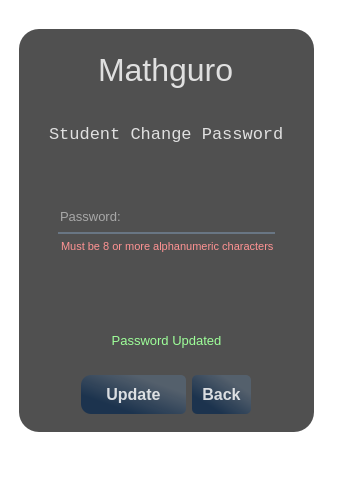
This is data/updateInfo.ui in pat-gallardo/PreCalGuro as Qt 5 draws it before an edit. The edited form follows.
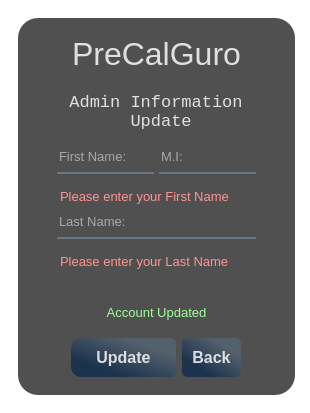
This is the edited form. The open tabs and pages were chosen to show the change. Icons and pictures are not drawn.

Commit message: add pdf viewer and admin side

What changed in the file:
```diff
--- a/data/updateInfo.ui
+++ b/data/updateInfo.ui
@@ -6,8 +6,8 @@
    <rect>
     <x>0</x>
     <y>0</y>
-    <width>340</width>
-    <height>484</height>
+    <width>310</width>
+    <height>413</height>
    </rect>
   </property>
   <property name="windowTitle">
@@ -30,17 +30,17 @@
 background-color:rgba(0,0,0,175);
 border-radius: 20px;
 }
-#label,#label_2,#label_5,#label_6,#label_7,#label_8,#label_9,#label_10{
+#label,#label_2,#label_5,#label_6,#label_7,#label_8,#label_9,#label_10,#label_11,#label_16{
 color: rgba(255, 255, 255,210);
 }
-#updStudFirst_lineEdit,#updStudMiddle_lineEdit,#updStudLast_lineEdit,#updStudSchool_lineEdit,#updTeachFirst_lineEdit,#updTeachMiddle_lineEdit,#updTeachLast_lineEdit,#updTeachSchool_lineEdit,#updStudPass_lineEdit,#updTeachPass_lineEdit{
+#updStudFirst_lineEdit,#updStudMiddle_lineEdit,#updStudLast_lineEdit,#updTeachFirst_lineEdit,#updTeachMiddle_lineEdit,#updTeachLast_lineEdit,#updAdminFirst_lineEdit,#updAdminMiddle_lineEdit,#updAdminLast_lineEdit{
 background-color:rgba(0,0,0,0);
 border:none;
 border-bottom:2px solid rgba(105, 118, 132, 255);
 color: rgb(255, 255, 255);
 padding-bottom:7px
 }
-QPushButton#updateStudButton,#backButton,#updateTeachButton,#backButton_5,#updateStudPassButton,#backButton_3,#updateTeachPassButton,#backButton_4{
+QPushButton#updateStudButton,#backButton,#updateTeachButton,#backButton_5,#updateStudPassButton,#backButton_3,#updateTeachPassButton,#backButton_4,#updateAdminButton,#backAdminButton{
 	background-color: qlineargradient(spread:pad, x1:0.505682, y1:0.989, x2:1, y2:0.477, stop:0 rgba(20, 47, 78, 219), stop:1 rgba(85, 98, 112, 226));
 	color:rgba();
 	color:rgba(255,255,255,210);
@@ -58,10 +58,10 @@
   <widget class="QWidget" name="widget" native="true">
    <property name="geometry">
     <rect>
-     <x>10</x>
-     <y>20</y>
-     <width>313</width>
-     <height>421</height>
+     <x>9</x>
+     <y>9</y>
+     <width>295</width>
+     <height>395</height>
     </rect>
    </property>
    <layout class="QVBoxLayout" name="verticalLayout">
@@ -1182,8 +1182,8 @@
            </item>
           </layout>
          </widget>
-         <widget class="QWidget" name="page_7">
-          <layout class="QVBoxLayout" name="verticalLayout_50">
+         <widget class="QWidget" name="page_5">
+          <layout class="QVBoxLayout" name="verticalLayout_9">
            <property name="spacing">
             <number>0</number>
            </property>
@@ -1200,7 +1200,7 @@
             <number>0</number>
            </property>
            <item>
-            <widget class="QFrame" name="frame_9">
+            <widget class="QFrame" name="frame_6">
              <property name="frameShape">
               <enum>QFrame::StyledPanel</enum>
              </property>
@@ -1224,16 +1224,16 @@
                <number>0</number>
               </property>
               <item>
-               <widget class="QFrame" name="frame_10">
+               <widget class="QFrame" name="frame_20">
                 <property name="frameShape">
                  <enum>QFrame::StyledPanel</enum>
                 </property>
                 <property name="frameShadow">
                  <enum>QFrame::Raised</enum>
                 </property>
-                <layout class="QVBoxLayout" name="verticalLayout_9">
+                <layout class="QVBoxLayout" name="verticalLayout_64">
                  <property name="spacing">
-                  <number>0</number>
+                  <number>6</number>
                  </property>
                  <property name="leftMargin">
                   <number>0</number>
@@ -1248,19 +1248,19 @@
                   <number>0</number>
                  </property>
                  <item alignment="Qt::AlignHCenter">
-                  <widget class="QLabel" name="label_5">
+                  <widget class="QLabel" name="label_11">
                    <property name="font">
                     <font>
                      <pointsize>24</pointsize>
                     </font>
                    </property>
                    <property name="text">
-                    <string>Mathguro</string>
+                    <string>PreCalGuro</string>
                    </property>
                   </widget>
                  </item>
                  <item alignment="Qt::AlignHCenter">
-                  <widget class="QLabel" name="label_6">
+                  <widget class="QLabel" name="label_16">
                    <property name="font">
                     <font>
                      <family>Consolas</family>
@@ -1268,7 +1268,11 @@
                     </font>
                    </property>
                    <property name="text">
-                    <string>Student Change Password</string>
+                    <string>Admin Information
+ Update</string>
+                   </property>
+                   <property name="alignment">
+                    <set>Qt::AlignCenter</set>
                    </property>
                   </widget>
                  </item>
@@ -1276,7 +1280,7 @@
                </widget>
               </item>
               <item>
-               <widget class="QFrame" name="frame_11">
+               <widget class="QFrame" name="frame_21">
                 <property name="frameShape">
                  <enum>QFrame::StyledPanel</enum>
                 </property>
@@ -1285,130 +1289,13 @@
                 </property>
                 <layout class="QVBoxLayout" name="verticalLayout_22">
                  <property name="spacing">
-                  <number>0</number>
+                  <number>6</number>
                  </property>
                  <property name="leftMargin">
                   <number>0</number>
                  </property>
                  <property name="topMargin">
-                  <number>0</number>
-                 </property>
-                 <property name="rightMargin">
-                  <number>0</number>
-                 </property>
-                 <property name="bottomMargin">
-                  <number>0</number>
-                 </property>
-                 <item alignment="Qt::AlignVCenter">
-                  <widget class="QWidget" name="widget_10" native="true">
-                   <layout class="QVBoxLayout" name="verticalLayout_40">
-                    <property name="spacing">
-                     <number>6</number>
-                    </property>
-                    <property name="leftMargin">
-                     <number>0</number>
-                    </property>
-                    <property name="topMargin">
-                     <number>0</number>
-                    </property>
-                    <property name="rightMargin">
-                     <number>0</number>
-                    </property>
-                    <property name="bottomMargin">
-                     <number>0</number>
-                    </property>
-                    <item>
-                     <widget class="QLineEdit" name="updStudPass_lineEdit">
-                      <property name="font">
-                       <font>
-                        <pointsize>10</pointsize>
-                       </font>
-                      </property>
-                      <property name="toolTip">
-                       <string>Required*</string>
-                      </property>
-                      <property name="styleSheet">
-                       <string notr="true">margin-left: 30px;
-margin-right: 30px;</string>
-                      </property>
-                      <property name="text">
-                       <string/>
-                      </property>
-                      <property name="echoMode">
-                       <enum>QLineEdit::Password</enum>
-                      </property>
-                      <property name="placeholderText">
-                       <string>Password:</string>
-                      </property>
-                     </widget>
-                    </item>
-                    <item>
-                     <widget class="QWidget" name="studWarnPassContainer" native="true">
-                      <property name="styleSheet">
-                       <string notr="true">margin-left:30px;
-margin-right:30px;</string>
-                      </property>
-                      <layout class="QVBoxLayout" name="verticalLayout_43">
-                       <property name="spacing">
-                        <number>6</number>
-                       </property>
-                       <property name="leftMargin">
-                        <number>0</number>
-                       </property>
-                       <property name="topMargin">
-                        <number>0</number>
-                       </property>
-                       <property name="rightMargin">
-                        <number>0</number>
-                       </property>
-                       <property name="bottomMargin">
-                        <number>0</number>
-                       </property>
-                       <item>
-                        <widget class="QLabel" name="label_24">
-                         <property name="font">
-                          <font>
-                           <family>MS Shell Dlg 2</family>
-                           <pointsize>10</pointsize>
-                          </font>
-                         </property>
-                         <property name="text">
-                          <string>&lt;html&gt;&lt;head/&gt;&lt;body&gt;&lt;p&gt;&lt;span style=&quot; font-size:8pt; color:#ff9393;&quot;&gt;Must be 8 or more alphanumeric characters&lt;/span&gt;&lt;/p&gt;&lt;/body&gt;&lt;/html&gt;</string>
-                         </property>
-                         <property name="textFormat">
-                          <enum>Qt::RichText</enum>
-                         </property>
-                         <property name="alignment">
-                          <set>Qt::AlignLeading|Qt::AlignLeft|Qt::AlignVCenter</set>
-                         </property>
-                        </widget>
-                       </item>
-                      </layout>
-                     </widget>
-                    </item>
-                   </layout>
-                  </widget>
-                 </item>
-                </layout>
-               </widget>
-              </item>
-              <item alignment="Qt::AlignBottom">
-               <widget class="QFrame" name="frame_12">
-                <property name="frameShape">
-                 <enum>QFrame::StyledPanel</enum>
-                </property>
-                <property name="frameShadow">
-                 <enum>QFrame::Raised</enum>
-                </property>
-                <layout class="QVBoxLayout" name="verticalLayout_46">
-                 <property name="spacing">
-                  <number>0</number>
-                 </property>
-                 <property name="leftMargin">
-                  <number>0</number>
-                 </property>
-                 <property name="topMargin">
-                  <number>0</number>
+                  <number>10</number>
                  </property>
                  <property name="rightMargin">
                   <number>0</number>
@@ -1417,236 +1304,11 @@
                   <number>0</number>
                  </property>
                  <item>
-                  <widget class="QWidget" name="studChangeContainer" native="true">
-                   <layout class="QVBoxLayout" name="verticalLayout_47">
-                    <item>
-                     <widget class="QStackedWidget" name="studChangeSubContainer">
-                      <property name="currentIndex">
-                       <number>1</number>
-                      </property>
-                      <widget class="QWidget" name="page_8">
-                       <layout class="QVBoxLayout" name="verticalLayout_48">
-                        <item>
-                         <widget class="QLabel" name="label_25">
-                          <property name="font">
-                           <font>
-                            <family>MS Shell Dlg 2</family>
-                            <pointsize>10</pointsize>
-                           </font>
-                          </property>
-                          <property name="text">
-                           <string>&lt;html&gt;&lt;head/&gt;&lt;body&gt;&lt;p&gt;&lt;span style=&quot; color:#ff9393;&quot;&gt;Please enter the required information&lt;/span&gt;&lt;/p&gt;&lt;/body&gt;&lt;/html&gt;</string>
-                          </property>
-                          <property name="textFormat">
-                           <enum>Qt::RichText</enum>
-                          </property>
-                          <property name="alignment">
-                           <set>Qt::AlignCenter</set>
-                          </property>
-                         </widget>
-                        </item>
-                       </layout>
-                      </widget>
-                      <widget class="QWidget" name="page_9">
-                       <layout class="QVBoxLayout" name="verticalLayout_49">
-                        <item>
-                         <widget class="QLabel" name="label_26">
-                          <property name="font">
-                           <font>
-                            <family>MS Shell Dlg 2</family>
-                            <pointsize>10</pointsize>
-                           </font>
-                          </property>
-                          <property name="text">
-                           <string>&lt;html&gt;&lt;head/&gt;&lt;body&gt;&lt;p&gt;&lt;span style=&quot; color:#9eff99;&quot;&gt;Password Updated&lt;/span&gt;&lt;/p&gt;&lt;/body&gt;&lt;/html&gt;</string>
-                          </property>
-                          <property name="textFormat">
-                           <enum>Qt::RichText</enum>
-                          </property>
-                          <property name="alignment">
-                           <set>Qt::AlignCenter</set>
-                          </property>
-                         </widget>
-                        </item>
-                       </layout>
-                      </widget>
-                     </widget>
-                    </item>
-                   </layout>
-                  </widget>
-                 </item>
-                 <item alignment="Qt::AlignHCenter">
-                  <widget class="QWidget" name="widget_32" native="true">
-                   <layout class="QHBoxLayout" name="horizontalLayout_6">
-                    <item>
-                     <widget class="QPushButton" name="updateStudPassButton">
-                      <property name="font">
-                       <font>
-                        <pointsize>12</pointsize>
-                        <weight>75</weight>
-                        <bold>true</bold>
-                       </font>
-                      </property>
-                      <property name="styleSheet">
-                       <string notr="true">	padding: 10px 25px;
-	border-top-left-radius: 10px;
-	border-bottom-left-radius: 10px;</string>
-                      </property>
-                      <property name="text">
-                       <string>Update</string>
-                      </property>
-                     </widget>
-                    </item>
-                    <item>
-                     <widget class="QPushButton" name="backButton_3">
-                      <property name="font">
-                       <font>
-                        <pointsize>12</pointsize>
-                        <weight>75</weight>
-                        <bold>true</bold>
-                       </font>
-                      </property>
-                      <property name="styleSheet">
-                       <string notr="true">	padding: 10px 10px;
-
-</string>
-                      </property>
-                      <property name="text">
-                       <string>Back</string>
-                      </property>
-                     </widget>
-                    </item>
-                   </layout>
-                  </widget>
-                 </item>
-                </layout>
-               </widget>
-              </item>
-             </layout>
-            </widget>
-           </item>
-          </layout>
-         </widget>
-         <widget class="QWidget" name="page_10">
-          <layout class="QVBoxLayout" name="verticalLayout_45">
-           <property name="spacing">
-            <number>0</number>
-           </property>
-           <property name="leftMargin">
-            <number>0</number>
-           </property>
-           <property name="topMargin">
-            <number>0</number>
-           </property>
-           <property name="rightMargin">
-            <number>0</number>
-           </property>
-           <property name="bottomMargin">
-            <number>0</number>
-           </property>
-           <item>
-            <widget class="QFrame" name="frame_13">
-             <property name="frameShape">
-              <enum>QFrame::StyledPanel</enum>
-             </property>
-             <property name="frameShadow">
-              <enum>QFrame::Raised</enum>
-             </property>
-             <layout class="QVBoxLayout" name="verticalLayout_24">
-              <property name="spacing">
-               <number>0</number>
-              </property>
-              <property name="leftMargin">
-               <number>0</number>
-              </property>
-              <property name="topMargin">
-               <number>0</number>
-              </property>
-              <property name="rightMargin">
-               <number>0</number>
-              </property>
-              <property name="bottomMargin">
-               <number>0</number>
-              </property>
-              <item>
-               <widget class="QFrame" name="frame_14">
-                <property name="frameShape">
-                 <enum>QFrame::StyledPanel</enum>
-                </property>
-                <property name="frameShadow">
-                 <enum>QFrame::Raised</enum>
-                </property>
-                <layout class="QVBoxLayout" name="verticalLayout_39">
-                 <property name="spacing">
-                  <number>0</number>
-                 </property>
-                 <property name="leftMargin">
-                  <number>0</number>
-                 </property>
-                 <property name="topMargin">
-                  <number>0</number>
-                 </property>
-                 <property name="rightMargin">
-                  <number>0</number>
-                 </property>
-                 <property name="bottomMargin">
-                  <number>0</number>
-                 </property>
-                 <item alignment="Qt::AlignHCenter">
-                  <widget class="QLabel" name="label_7">
-                   <property name="font">
-                    <font>
-                     <pointsize>24</pointsize>
-                    </font>
-                   </property>
-                   <property name="text">
-                    <string>Mathguro</string>
-                   </property>
-                  </widget>
-                 </item>
-                 <item alignment="Qt::AlignHCenter">
-                  <widget class="QLabel" name="label_8">
-                   <property name="font">
-                    <font>
-                     <family>Consolas</family>
-                     <pointsize>13</pointsize>
-                    </font>
-                   </property>
-                   <property name="text">
-                    <string>Teacher Change Password</string>
-                   </property>
-                  </widget>
-                 </item>
-                </layout>
-               </widget>
-              </item>
-              <item>
-               <widget class="QFrame" name="frame_15">
-                <property name="frameShape">
-                 <enum>QFrame::StyledPanel</enum>
-                </property>
-                <property name="frameShadow">
-                 <enum>QFrame::Raised</enum>
-                </property>
-                <layout class="QVBoxLayout" name="verticalLayout_41">
-                 <property name="spacing">
-                  <number>0</number>
-                 </property>
-                 <property name="leftMargin">
-                  <number>0</number>
-                 </property>
-                 <property name="topMargin">
-                  <number>0</number>
-                 </property>
-                 <property name="rightMargin">
-                  <number>0</number>
-                 </property>
-                 <property name="bottomMargin">
-                  <number>0</number>
-                 </property>
-                 <item alignment="Qt::AlignVCenter">
                   <widget class="QWidget" name="widget_25" native="true">
-                   <layout class="QVBoxLayout" name="verticalLayout_42">
+                   <layout class="QHBoxLayout" name="horizontalLayout_6">
+                    <property name="spacing">
+                     <number>5</number>
+                    </property>
                     <property name="leftMargin">
                      <number>0</number>
                     </property>
@@ -1660,39 +1322,119 @@
                      <number>0</number>
                     </property>
                     <item>
-                     <widget class="QLineEdit" name="updTeachPass_lineEdit">
-                      <property name="font">
-                       <font>
-                        <pointsize>10</pointsize>
-                       </font>
-                      </property>
-                      <property name="toolTip">
-                       <string>Required*</string>
-                      </property>
-                      <property name="styleSheet">
-                       <string notr="true">margin-left: 30px;
-margin-right: 30px;</string>
-                      </property>
-                      <property name="text">
-                       <string/>
-                      </property>
-                      <property name="echoMode">
-                       <enum>QLineEdit::Password</enum>
-                      </property>
-                      <property name="placeholderText">
-                       <string>Password:</string>
-                      </property>
+                     <widget class="QWidget" name="widget_26" native="true">
+                      <layout class="QVBoxLayout" name="verticalLayout_71">
+                       <property name="spacing">
+                        <number>0</number>
+                       </property>
+                       <property name="leftMargin">
+                        <number>30</number>
+                       </property>
+                       <property name="topMargin">
+                        <number>0</number>
+                       </property>
+                       <property name="rightMargin">
+                        <number>0</number>
+                       </property>
+                       <property name="bottomMargin">
+                        <number>0</number>
+                       </property>
+                       <item>
+                        <widget class="QLineEdit" name="updAdminFirst_lineEdit">
+                         <property name="font">
+                          <font>
+                           <pointsize>10</pointsize>
+                          </font>
+                         </property>
+                         <property name="toolTip">
+                          <string>Required*</string>
+                         </property>
+                         <property name="styleSheet">
+                          <string notr="true"/>
+                         </property>
+                         <property name="text">
+                          <string/>
+                         </property>
+                         <property name="placeholderText">
+                          <string>First Name:</string>
+                         </property>
+                        </widget>
+                       </item>
+                      </layout>
                      </widget>
                     </item>
                     <item>
-                     <widget class="QWidget" name="teachWarnPassContainer" native="true">
+                     <widget class="QWidget" name="widget_27" native="true">
+                      <layout class="QVBoxLayout" name="verticalLayout_72">
+                       <property name="spacing">
+                        <number>0</number>
+                       </property>
+                       <property name="leftMargin">
+                        <number>0</number>
+                       </property>
+                       <property name="topMargin">
+                        <number>0</number>
+                       </property>
+                       <property name="rightMargin">
+                        <number>30</number>
+                       </property>
+                       <property name="bottomMargin">
+                        <number>0</number>
+                       </property>
+                       <item>
+                        <widget class="QLineEdit" name="updAdminMiddle_lineEdit">
+                         <property name="font">
+                          <font>
+                           <pointsize>10</pointsize>
+                          </font>
+                         </property>
+                         <property name="toolTip">
+                          <string>Required*</string>
+                         </property>
+                         <property name="styleSheet">
+                          <string notr="true"/>
+                         </property>
+                         <property name="text">
+                          <string/>
+                         </property>
+                         <property name="placeholderText">
+                          <string>M.I:</string>
+                         </property>
+                        </widget>
+                       </item>
+                      </layout>
+                     </widget>
+                    </item>
+                   </layout>
+                  </widget>
+                 </item>
+                 <item>
+                  <widget class="QWidget" name="widget_28" native="true">
+                   <layout class="QVBoxLayout" name="verticalLayout_73">
+                    <property name="spacing">
+                     <number>6</number>
+                    </property>
+                    <property name="leftMargin">
+                     <number>0</number>
+                    </property>
+                    <property name="topMargin">
+                     <number>0</number>
+                    </property>
+                    <property name="rightMargin">
+                     <number>0</number>
+                    </property>
+                    <property name="bottomMargin">
+                     <number>0</number>
+                    </property>
+                    <item>
+                     <widget class="QWidget" name="widget_29" native="true">
                       <property name="styleSheet">
                        <string notr="true">margin-left:30px;
 margin-right:30px;</string>
                       </property>
-                      <layout class="QVBoxLayout" name="verticalLayout_44">
+                      <layout class="QVBoxLayout" name="verticalLayout_74">
                        <property name="spacing">
-                        <number>6</number>
+                        <number>0</number>
                        </property>
                        <property name="leftMargin">
                         <number>0</number>
@@ -1707,7 +1449,44 @@
                         <number>0</number>
                        </property>
                        <item>
-                        <widget class="QLabel" name="label_27">
+                        <widget class="QWidget" name="adminWarnFirstContainer" native="true">
+                         <layout class="QVBoxLayout" name="verticalLayout_75">
+                          <property name="spacing">
+                           <number>6</number>
+                          </property>
+                          <property name="leftMargin">
+                           <number>0</number>
+                          </property>
+                          <property name="topMargin">
+                           <number>9</number>
+                          </property>
+                          <property name="bottomMargin">
+                           <number>9</number>
+                          </property>
+                          <item>
+                           <widget class="QLabel" name="label_24">
+                            <property name="font">
+                             <font>
+                              <family>MS Shell Dlg 2</family>
+                              <pointsize>10</pointsize>
+                             </font>
+                            </property>
+                            <property name="text">
+                             <string>&lt;html&gt;&lt;head/&gt;&lt;body&gt;&lt;p&gt;&lt;span style=&quot; color:#ff9393;&quot;&gt;Please enter your First Name&lt;/span&gt;&lt;/p&gt;&lt;/body&gt;&lt;/html&gt;</string>
+                            </property>
+                            <property name="textFormat">
+                             <enum>Qt::RichText</enum>
+                            </property>
+                            <property name="alignment">
+                             <set>Qt::AlignLeading|Qt::AlignLeft|Qt::AlignVCenter</set>
+                            </property>
+                           </widget>
+                          </item>
+                         </layout>
+                        </widget>
+                       </item>
+                       <item>
+                        <widget class="QLineEdit" name="updAdminLast_lineEdit">
                          <property name="font">
                           <font>
                            <family>MS Shell Dlg 2</family>
@@ -1717,12 +1496,77 @@
                          <property name="text">
                           <string>&lt;html&gt;&lt;head/&gt;&lt;body&gt;&lt;p&gt;&lt;span style=&quot; font-size:8pt; color:#ff9393;&quot;&gt;Must be 8 or more alphanumeric characters&lt;/span&gt;&lt;/p&gt;&lt;/body&gt;&lt;/html&gt;</string>
                          </property>
-                         <property name="textFormat">
-                          <enum>Qt::RichText</enum>
+                         <property name="styleSheet">
+                          <string notr="true"/>
                          </property>
-                         <property name="alignment">
-                          <set>Qt::AlignLeading|Qt::AlignLeft|Qt::AlignVCenter</set>
+                         <property name="text">
+                          <string/>
                          </property>
+                         <property name="placeholderText">
+                          <string>Last Name:</string>
+                         </property>
+                        </widget>
+                       </item>
+                      </layout>
+                     </widget>
+                    </item>
+                    <item>
+                     <widget class="QWidget" name="widget_30" native="true">
+                      <property name="styleSheet">
+                       <string notr="true">margin-left:30px;
+margin-right:30px;</string>
+                      </property>
+                      <layout class="QVBoxLayout" name="verticalLayout_76">
+                       <property name="spacing">
+                        <number>0</number>
+                       </property>
+                       <property name="leftMargin">
+                        <number>0</number>
+                       </property>
+                       <property name="topMargin">
+                        <number>0</number>
+                       </property>
+                       <property name="rightMargin">
+                        <number>0</number>
+                       </property>
+                       <property name="bottomMargin">
+                        <number>0</number>
+                       </property>
+                       <item>
+                        <widget class="QWidget" name="adminWarnLastContainer" native="true">
+                         <layout class="QVBoxLayout" name="verticalLayout_77">
+                          <property name="spacing">
+                           <number>6</number>
+                          </property>
+                          <property name="leftMargin">
+                           <number>0</number>
+                          </property>
+                          <property name="topMargin">
+                           <number>9</number>
+                          </property>
+                          <property name="bottomMargin">
+                           <number>6</number>
+                          </property>
+                          <item>
+                           <widget class="QLabel" name="label_25">
+                            <property name="font">
+                             <font>
+                              <family>MS Shell Dlg 2</family>
+                              <pointsize>10</pointsize>
+                             </font>
+                            </property>
+                            <property name="text">
+                             <string>&lt;html&gt;&lt;head/&gt;&lt;body&gt;&lt;p&gt;&lt;span style=&quot; color:#ff9393;&quot;&gt;Please enter your Last Name&lt;/span&gt;&lt;/p&gt;&lt;/body&gt;&lt;/html&gt;</string>
+                            </property>
+                            <property name="textFormat">
+                             <enum>Qt::RichText</enum>
+                            </property>
+                            <property name="alignment">
+                             <set>Qt::AlignLeading|Qt::AlignLeft|Qt::AlignVCenter</set>
+                            </property>
+                           </widget>
+                          </item>
+                         </layout>
                         </widget>
                        </item>
                       </layout>
@@ -1735,7 +1579,7 @@
                </widget>
               </item>
               <item alignment="Qt::AlignBottom">
-               <widget class="QFrame" name="frame_16">
+               <widget class="QFrame" name="frame_22">
                 <property name="frameShape">
                  <enum>QFrame::StyledPanel</enum>
                 </property>
@@ -1759,10 +1603,25 @@
                   <number>0</number>
                  </property>
                  <item>
-                  <widget class="QWidget" name="teachChangePassContainer" native="true">
-                   <layout class="QVBoxLayout" name="verticalLayout_52">
+                  <widget class="QWidget" name="adminWarnContainer" native="true">
+                   <layout class="QVBoxLayout" name="verticalLayout_79">
+                    <property name="spacing">
+                     <number>0</number>
+                    </property>
+                    <property name="leftMargin">
+                     <number>0</number>
+                    </property>
+                    <property name="topMargin">
+                     <number>0</number>
+                    </property>
+                    <property name="rightMargin">
+                     <number>0</number>
+                    </property>
+                    <property name="bottomMargin">
+                     <number>0</number>
+                    </property>
                     <item>
-                     <widget class="QStackedWidget" name="teachChangePassSubContainer">
+                     <widget class="QStackedWidget" name="adminWarnSubContainer">
                       <property name="currentIndex">
                        <number>0</number>
                       </property>
@@ -1800,7 +1659,7 @@
                            </font>
                           </property>
                           <property name="text">
-                           <string>&lt;html&gt;&lt;head/&gt;&lt;body&gt;&lt;p&gt;&lt;span style=&quot; color:#9eff99;&quot;&gt;Password Updated&lt;/span&gt;&lt;/p&gt;&lt;/body&gt;&lt;/html&gt;</string>
+                           <string>&lt;html&gt;&lt;head/&gt;&lt;body&gt;&lt;p&gt;&lt;span style=&quot; color:#9eff99;&quot;&gt;Account Updated&lt;/span&gt;&lt;/p&gt;&lt;/body&gt;&lt;/html&gt;</string>
                           </property>
                           <property name="textFormat">
                            <enum>Qt::RichText</enum>
@@ -1824,6 +1683,7 @@
                      <widget class="QPushButton" name="updateTeachPassButton">
                       <property name="font">
                        <font>
+                        <family>MS Sans Serif</family>
                         <pointsize>12</pointsize>
                         <weight>75</weight>
                         <bold>true</bold>
@@ -1843,6 +1703,7 @@
                      <widget class="QPushButton" name="backButton_4">
                       <property name="font">
                        <font>
+                        <family>MS Sans Serif</family>
                         <pointsize>12</pointsize>
                         <weight>75</weight>
                         <bold>true</bold>
```
Left out of the diff: 35 changed lines with no effect on the pictures. The commit also changes 44 other files.
